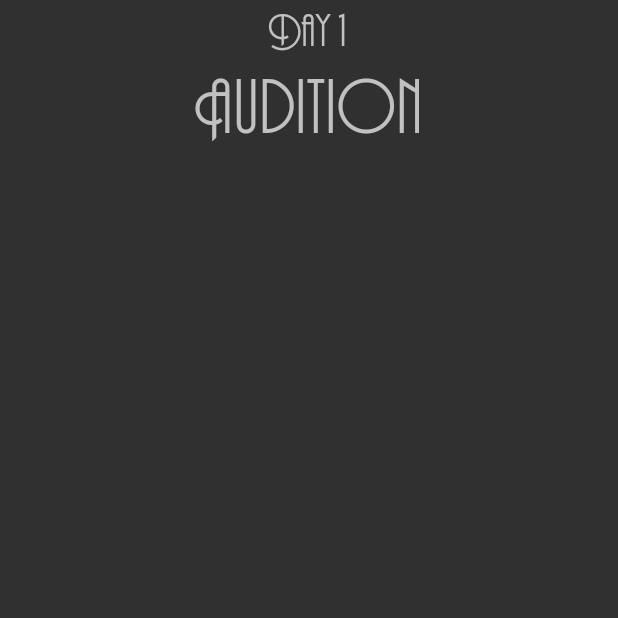
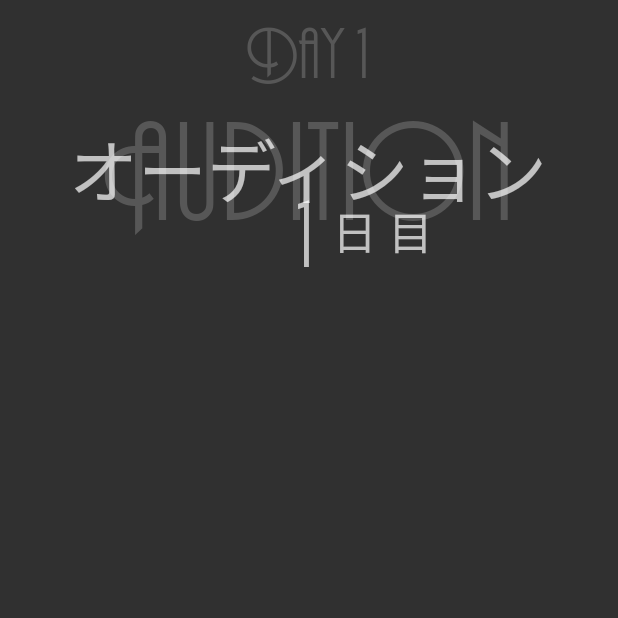
Before and after one commit to abigailduff98/audition-app, an Android app: the screen it shows after launch (MainActivity), on a phone screen of 412 x 824 dp, the top half of it. Run offline under Robolectric (Android 15) with nearby library versions, the phone set to English and light mode, and no system bars.

Commit message:
Added all text above giraffe logo.

```diff
--- /dev/null
+++ b/app/src/main/res/font/notoserifjp.xml
@@ -0,0 +1,7 @@
+<?xml version="1.0" encoding="utf-8"?>
+<font-family xmlns:android="http://schemas.android.com/apk/res/android">
+    <font
+        android:fontStyle="normal"
+        android:fontWeight="400"
+        android:font="@font/noto_serif_jp_light" />
+</font-family>
--- a/app/src/main/res/layout/activity_main.xml
+++ b/app/src/main/res/layout/activity_main.xml
@@ -25,7 +25,9 @@
                 android:fontFamily="@font/audition"
 
                 android:text="Day 1"
-                android:textSize="32dp" />
+                android:textSize="50dp"
+                android:textColor="#575757"
+                android:layout_marginTop="4dp" />
 
             <TextView
                 android:layout_width="wrap_content"
@@ -33,7 +35,50 @@
                 android:fontFamily="@font/audition"
 
                 android:text="Audition"
-                android:textSize="54dp" />
+                android:textSize="98dp"
+                android:textColor="#575757"
+                android:layout_marginTop="-8dp"/>
+
+            <TextView
+                android:layout_width="wrap_content"
+                android:layout_height="wrap_content"
+                android:fontFamily="@font/notoserifjp"
+
+                android:text="オーディション"
+                android:textSize="46dp"
+
+                android:layout_marginTop="-86dp"/>
+
+            <LinearLayout
+                android:layout_width="match_parent"
+                android:layout_height="match_parent"
+                android:orientation="horizontal"
+                android:gravity="center"
+                android:layout_marginTop="-30dp">
+
+                <TextView
+                    android:layout_width="wrap_content"
+                    android:layout_height="wrap_content"
+                    android:fontFamily="@font/audition"
+
+                    android:text="1"
+                    android:textSize="66dp"
+
+                    android:layout_marginTop="-2dp"
+                    android:layout_marginLeft="74dp" />
+
+                <TextView
+                    android:layout_width="wrap_content"
+                    android:layout_height="wrap_content"
+                    android:fontFamily="@font/notoserifjp"
+
+                    android:text="日 目"
+                    android:textSize="30dp"
+
+                    android:layout_marginTop="0dp"
+                    android:layout_marginLeft="10dp" />
+            </LinearLayout>
+
 
             <TextView
                 android:layout_width="wrap_content"
```
Also changed, not shown: 1 other file.
